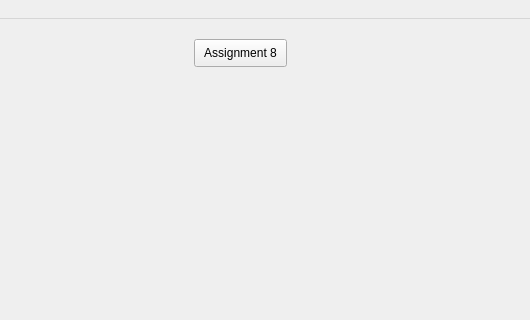
Old version of the form CvimMainWindow.ui in the repository ysyangntut/CvimGui; both pictures show x 596 to 1126 and y 0 to 320 of the 1126 by 581 pixel window.
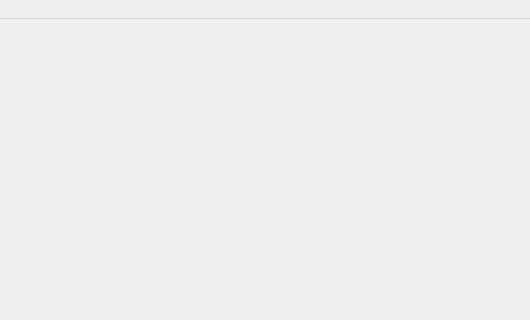
New version of the form.

Patch:
```diff
--- a/CvimMainWindow.ui
+++ b/CvimMainWindow.ui
@@ -13,21 +13,7 @@
   <property name="windowTitle">
    <string>MainWindow</string>
   </property>
-  <widget class="QWidget" name="centralwidget">
-   <widget class="QPushButton" name="pbAssignment8">
-    <property name="geometry">
-     <rect>
-      <x>790</x>
-      <y>20</y>
-      <width>93</width>
-      <height>28</height>
-     </rect>
-    </property>
-    <property name="text">
-     <string>Assignment 8</string>
-    </property>
-   </widget>
-  </widget>
+  <widget class="QWidget" name="centralwidget"/>
   <widget class="QMenuBar" name="menubar">
    <property name="geometry">
     <rect>
```
